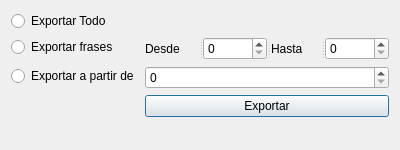
Before: the Qt Designer form exportdialog.ui in lucianodato/JI-quotes, drawn with Qt 5.
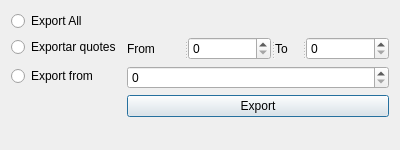
After: the same form once the commit is applied.

Commit message: Use english labels for now

What changed in the file:
```diff
--- a/exportdialog.ui
+++ b/exportdialog.ui
@@ -17,14 +17,14 @@
    <item row="0" column="0">
     <widget class="QRadioButton" name="radioButton">
      <property name="text">
-      <string>Exportar Todo</string>
+      <string>Export All</string>
      </property>
     </widget>
    </item>
    <item row="2" column="0">
     <widget class="QRadioButton" name="radioButton_2">
      <property name="text">
-      <string>Exportar frases</string>
+      <string>Exportar quotes</string>
      </property>
     </widget>
    </item>
@@ -37,13 +37,13 @@
        </property>
        <widget class="QLabel" name="label">
         <property name="text">
-         <string>Desde</string>
+         <string>From</string>
         </property>
        </widget>
        <widget class="QSpinBox" name="spinBox"/>
        <widget class="QLabel" name="label_2">
         <property name="text">
-         <string>Hasta</string>
+         <string>To</string>
         </property>
        </widget>
        <widget class="QSpinBox" name="spinBox_2"/>
@@ -54,7 +54,7 @@
    <item row="4" column="0">
     <widget class="QRadioButton" name="radioButton_3">
      <property name="text">
-      <string>Exportar a partir de</string>
+      <string>Export from</string>
      </property>
     </widget>
    </item>
@@ -64,7 +64,7 @@
    <item row="5" column="1">
     <widget class="QPushButton" name="pushButton">
      <property name="text">
-      <string>Exportar</string>
+      <string>Export</string>
      </property>
     </widget>
    </item>
```
The commit also changes 3 other files.
